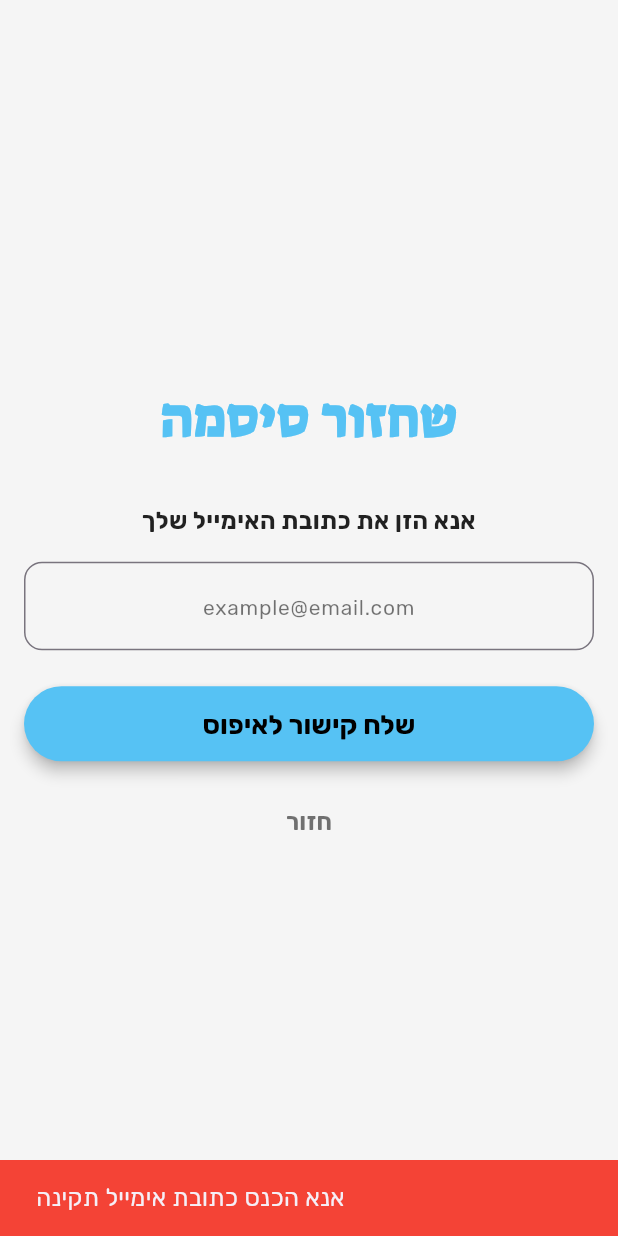
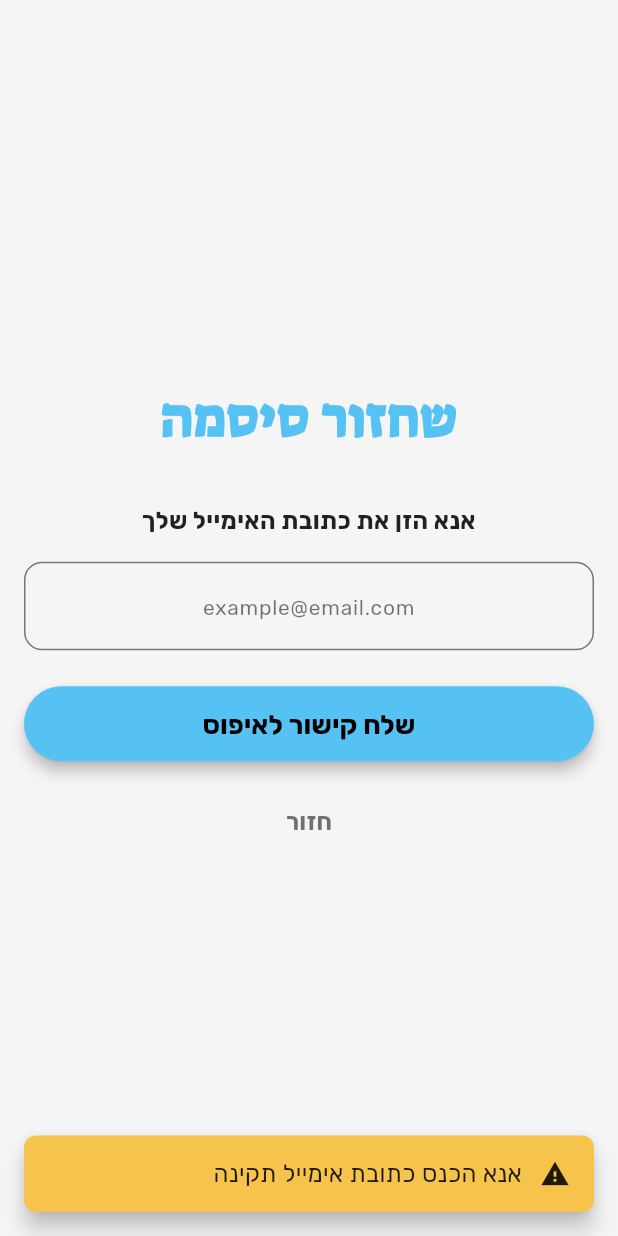
Before and after one commit to SamerNeiroukh/Park-Janana, a Flutter app: the ForgotPasswordScreen screen opened directly, after a tap on "שלח קישור לאיפוס", on a phone screen of 412 x 824 dp. Run offline on Flutter 3.47's test engine with Material 3 defaults, Android fonts, the phone set to English and light mode, and no system bars; our stand-ins replace cached_network_image, cloud_firestore, firebase_auth, firebase_core, firebase_storage, flutter_animate and 9 more; accounts and stored records are empty; generated files the repository leaves out were written again.

Commit message:
Complete AlertService implementation across all key screens and widgets
Co-authored-by: SamerNeiroukh <119084999+SamerNeiroukh@users.noreply.github.com>

```diff
--- a/lib/screens/auth/forgot_password_screen.dart
+++ b/lib/screens/auth/forgot_password_screen.dart
@@ -3,6 +3,7 @@ import 'package:flutter/material.dart';
 import 'package:firebase_auth/firebase_auth.dart';
 import 'package:park_janana/constants/app_colors.dart';
 import 'package:park_janana/constants/app_theme.dart';
+import 'package:park_janana/utils/alert_service.dart';
 
 class ForgotPasswordScreen extends StatefulWidget {
   const ForgotPasswordScreen({super.key});
@@ -19,12 +20,7 @@ class _ForgotPasswordScreenState extends State<ForgotPasswordScreen> {
   Future<void> _sendPasswordResetEmail() async {
     final email = _emailController.text.trim();
     if (email.isEmpty) {
-      ScaffoldMessenger.of(context).showSnackBar(
-        const SnackBar(
-          content: Text("אנא הכנס כתובת אימייל תקינה"),
-          backgroundColor: Colors.red,
-        ),
-      );
+      AlertService.warning(context, "אנא הכנס כתובת אימייל תקינה");
       return;
     }
 
@@ -35,20 +31,10 @@ class _ForgotPasswordScreenState extends State<ForgotPasswordScreen> {
     try {
       await _auth.sendPasswordResetEmail(email: email);
       if (mounted) {
-        ScaffoldMessenger.of(context).showSnackBar(
-          const SnackBar(
-            content: Text("קישור לאיפוס הסיסמה נשלח למייל שלך"),
-            backgroundColor: Colors.green,
-          ),
-        );
+        AlertService.success(context, "קישור לאיפוס הסיסמה נשלח למייל שלך");
       }
     } on FirebaseAuthException catch (e) {
-      ScaffoldMessenger.of(context).showSnackBar(
-        SnackBar(
-          content: Text("שגיאה: ${e.message}"),
-          backgroundColor: Colors.red,
-        ),
-      );
+      AlertService.error(context, "שגיאה: ${e.message}");
     } finally {
       setState(() {
         _isSending = false;
--- a/lib/screens/tasks/edit_task_screen.dart
+++ b/lib/screens/tasks/edit_task_screen.dart
@@ -6,6 +6,7 @@ import '../../models/user_model.dart';
 import '../../widgets/user_header.dart';
 import '../../constants/app_theme.dart';
 import '../../constants/app_colors.dart';
+import '../../utils/alert_service.dart';
 
 class EditTaskScreen extends StatefulWidget {
   final TaskModel task;
@@ -265,9 +266,7 @@ class _EditTaskScreenState extends State<EditTaskScreen> {
         _dueDate == null ||
         _dueTime == null ||
         _selectedWorkers.isEmpty) {
-      ScaffoldMessenger.of(context).showSnackBar(
-        const SnackBar(content: Text("יש למלא את כל השדות ולבחור עובדים")),
-      );
+      AlertService.warning(context, "יש למלא את כל השדות ולבחור עובדים");
       return;
     }
 
--- a/lib/screens/tasks/worker_task_details.dart
+++ b/lib/screens/tasks/worker_task_details.dart
@@ -9,6 +9,7 @@ import 'package:park_janana/widgets/task/task_comments_section.dart';
 import 'package:park_janana/widgets/user_header.dart';
 import 'package:firebase_auth/firebase_auth.dart';
 import 'package:intl/intl.dart';
+import 'package:park_janana/utils/alert_service.dart';
 
 class WorkerTaskDetailsScreen extends StatefulWidget {
   final TaskModel task;
@@ -67,9 +68,7 @@ class _WorkerTaskDetailsScreenState extends State<WorkerTaskDetailsScreen> {
       await _fetchTaskAndWorkers();
     } catch (e) {
       debugPrint("Failed to submit comment: $e");
-      ScaffoldMessenger.of(context).showSnackBar(
-        const SnackBar(content: Text("שגיאה בשליחת תגובה")),
-      );
+      AlertService.error(context, "שגיאה בשליחת תגובה");
     } finally {
       if (mounted) setState(() => _isSubmitting = false);
     }
--- a/lib/widgets/shift_card.dart
+++ b/lib/widgets/shift_card.dart
@@ -9,6 +9,7 @@ import '../services/shift_service.dart';
 import '../services/worker_service.dart';
 import 'package:firebase_auth/firebase_auth.dart';
 import '../widgets/message_bubble.dart';
+import '../utils/alert_service.dart';
 
 class ShiftCard extends StatefulWidget {
   final ShiftModel shift;
@@ -454,7 +455,7 @@ Widget _buildAddMessageSection() {
   void _deleteShift() async {
     await widget.shiftService.deleteShift(widget.shift.id);
     if (mounted) {
-      ScaffoldMessenger.of(context).showSnackBar(const SnackBar(content: Text("🗑️ משמרת נמחקה")));
+      AlertService.success(context, "🗑️ משמרת נמחקה");
     }
   }
 }
```
Also changed, not shown: lib/screens/auth/login_screen.dart (+5 -22 lines), lib/screens/workers_management/review_worker_screen.dart (+10 -17 lines).
